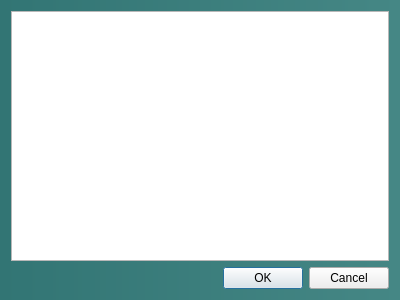
First picture: the form in iSpecIDApp/projectselectiondialog.ui, repository lmpn/iSpecID, before the edit.
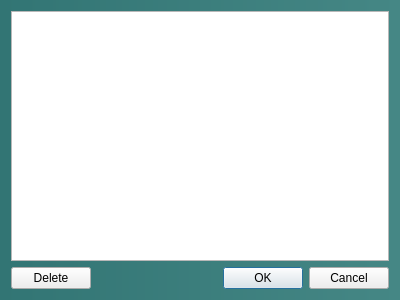
Second picture: the form after the edit.

What changed in the file:
```diff
--- a/iSpecIDApp/projectselectiondialog.ui
+++ b/iSpecIDApp/projectselectiondialog.ui
@@ -33,6 +33,15 @@
     </widget>
    </item>
    <item>
+    <layout class="QHBoxLayout" name="horizontalLayout">
+     <item>
+      <widget class="QPushButton" name="deleteButton">
+       <property name="text">
+        <string>Delete</string>
+       </property>
+      </widget>
+     </item>
+     <item>
     <widget class="QDialogButtonBox" name="buttonBox">
      <property name="styleSheet">
       <string notr="true">
@@ -45,6 +54,8 @@
       <set>QDialogButtonBox::Cancel|QDialogButtonBox::Ok</set>
      </property>
     </widget>
+     </item>
+    </layout>
    </item>
   </layout>
  </widget>
```
Left out of the diff: 3 changed lines with no effect on the pictures. Lines whose indentation alone changed are shown as unchanged.
